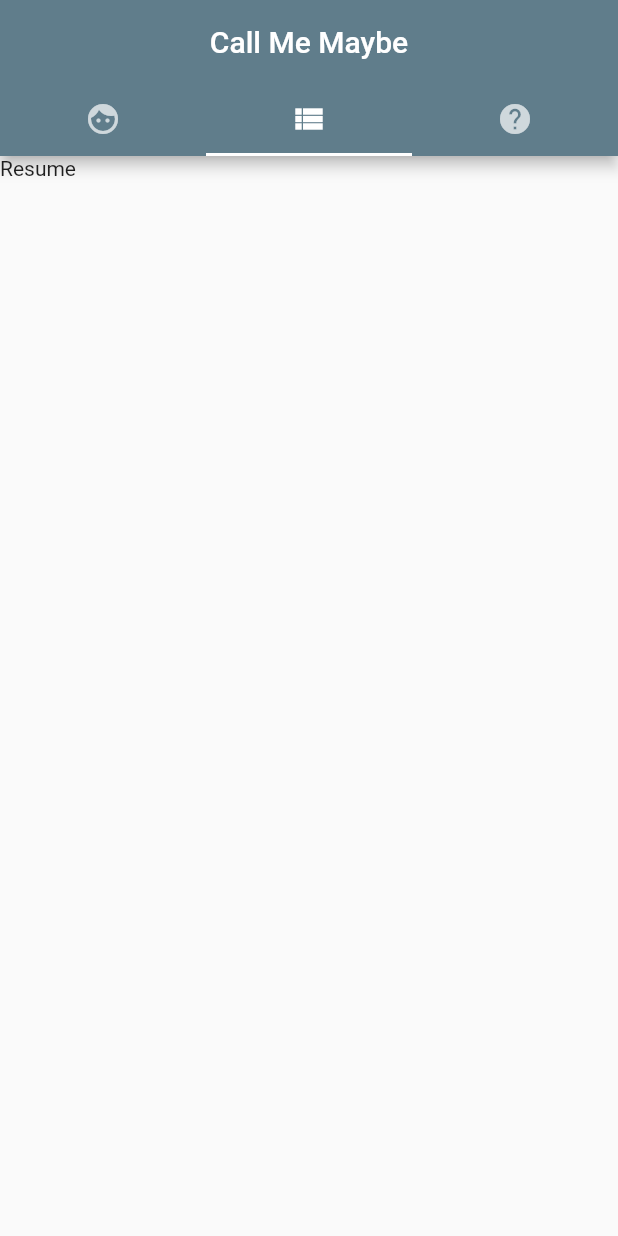
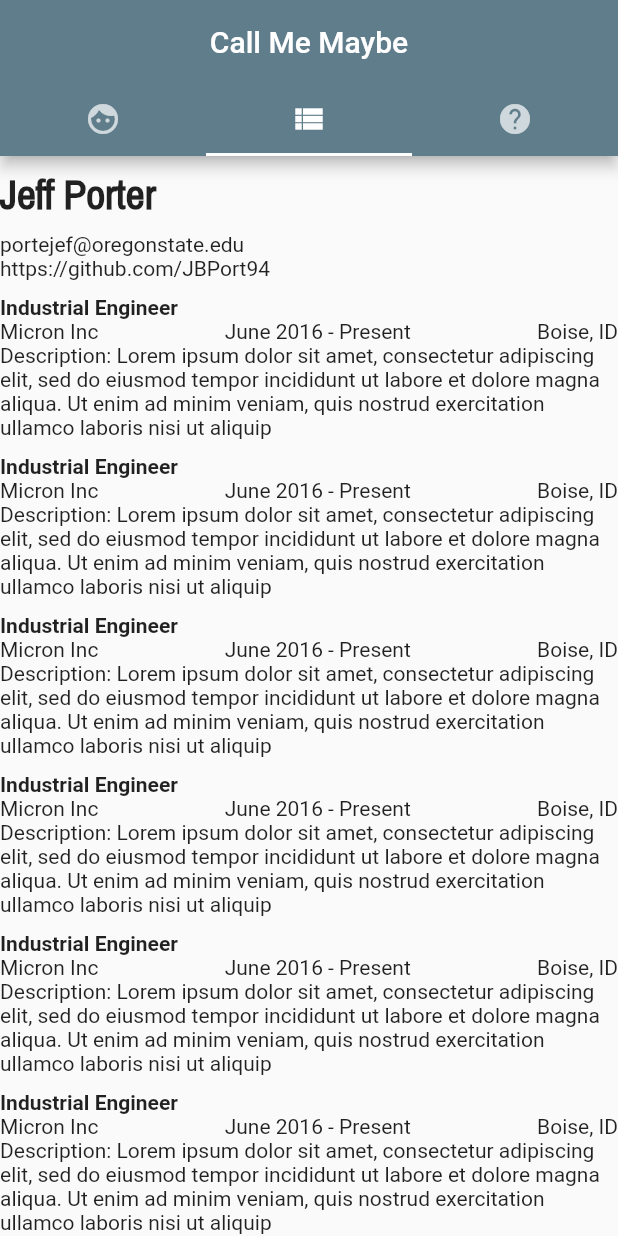
Before and after one commit to JBPort94/CS492Project3, a Flutter app: the screen it shows after launch, tab 2 chosen, on a phone screen of 412 x 824 dp. Run offline on Flutter 3.47's test engine with Material 2 defaults, Android fonts, the phone set to English and light mode, and no system bars.

Commit message:
Finished Resume Screen, changed size of Avatar for business card layout in landscape.

```diff
--- a/lib/screens/business_card_screen.dart
+++ b/lib/screens/business_card_screen.dart
@@ -8,7 +8,6 @@ class BusinessCardScreen extends StatelessWidget {
         backgroundColor: Colors.teal,
         body: SafeArea(
           child: Container(
-            //Check into mainAxisAlignment for spacing
             alignment: Alignment.center,
             child: Column(
               mainAxisAlignment: MainAxisAlignment.spaceAround,
@@ -30,6 +29,8 @@ class BusinessCardScreen extends StatelessWidget {
                 Text(
                   'Subpar Developer',
                   style: TextStyle(
+                    fontFamily: 'PragatiNarrow',
+                    fontSize: 18,
                     fontWeight: FontWeight.bold,
                     color: Colors.white,
                   ),
@@ -39,6 +40,7 @@ class BusinessCardScreen extends StatelessWidget {
                   child: Text(
                     '(777) 777-7777',
                     style: TextStyle(
+                      fontFamily: 'PragatiNarrow',
                       fontWeight: FontWeight.bold,
                       color: Colors.white,
                     ),
@@ -53,7 +55,7 @@ class BusinessCardScreen extends StatelessWidget {
 
   double avatarSize(BuildContext context) {
     if (MediaQuery.of(context).orientation == Orientation.landscape) {
-      return MediaQuery.of(context).size.width * 0.1;
+      return MediaQuery.of(context).size.width * 0.075;
     } else {
       return MediaQuery.of(context).size.width * 0.20;
     }
--- a/lib/screens/resume_screen.dart
+++ b/lib/screens/resume_screen.dart
@@ -3,8 +3,79 @@ import 'package:flutter/material.dart';
 class ResumeScreen extends StatelessWidget {
   @override
   Widget build(BuildContext context) {
-    return Container(
-      child: Text('Resume')
+    return SingleChildScrollView(
+      child: Column(
+        crossAxisAlignment: CrossAxisAlignment.start,
+        mainAxisAlignment: MainAxisAlignment.spaceBetween,
+        children: <Widget>[
+          headerRow(),
+          positionRow(),
+          positionRow(),
+          positionRow(),
+          positionRow(),
+          positionRow(),
+          positionRow(),
+          positionRow(),
+          positionRow(),
+          positionRow(),
+        ]
+      ),
     );
   }
+
+  Widget headerRow(){
+    return Column(
+            crossAxisAlignment: CrossAxisAlignment.start,
+            children: <Widget>[
+              Text('Jeff Porter',
+                style: TextStyle(
+                  fontFamily: 'PragatiNarrow',
+                  fontWeight: FontWeight.bold,
+                  fontSize: 30,
+                )
+              ),
+              Text('portejef@oregonstate.edu',
+                style: TextStyle(
+                  fontSize: 14,
+                )
+              ),
+              Text('https://github.com/JBPort94',
+                style: TextStyle(
+                  fontSize: 14,
+                )
+              ),
+              Padding(
+                padding: EdgeInsets.only(bottom: 10)
+              ),
+            ]);
+  }
+
+  Widget positionRow(){
+      return Column(
+        crossAxisAlignment: CrossAxisAlignment.start,
+        children: <Widget>[
+          Text('Industrial Engineer',
+            style: TextStyle(
+              fontWeight: FontWeight.bold,
+            )),
+          Row(
+            mainAxisAlignment: MainAxisAlignment.spaceBetween,
+            children: <Widget>[
+              Text('Micron Inc'),
+              Text('June 2016 - Present'),
+              Text('Boise, ID')
+            ],
+          ),
+          Text('Description: Lorem ipsum dolor sit amet, consectetur adipiscing ' +
+                'elit, sed do eiusmod tempor incididunt ut labore et dolore magna' +
+                ' aliqua. Ut enim ad minim veniam, quis nostrud exercitation ' +
+                'ullamco laboris nisi ut aliquip'
+          ),
+          Padding(
+            padding: EdgeInsets.only(bottom: 10)
+          ),
+        ],
+      );
+  }
+
 }
```
